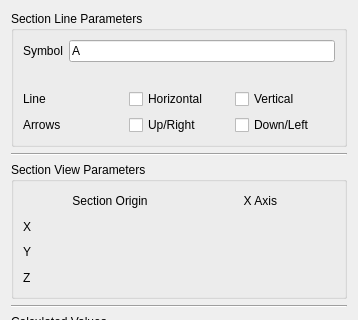
First picture: the form in src/Mod/TechDraw/Gui/TaskSectionView.ui, repository berndhahnebach/All_FreeCAD, before the edit; both pictures show x 0 to 358 and y 0 to 320 of the 358 by 461 pixel window.
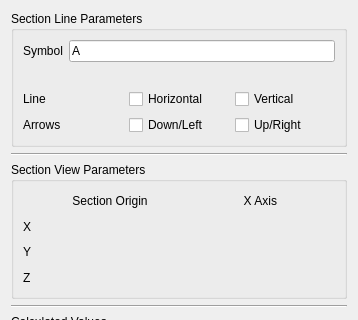
Second picture: the form after the edit. Custom widgets are drawn as their Qt base class.

```diff
--- a/src/Mod/TechDraw/Gui/TaskSectionView.ui
+++ b/src/Mod/TechDraw/Gui/TaskSectionView.ui
@@ -92,14 +92,14 @@
         <item row="1" column="2">
          <widget class="QCheckBox" name="cbReverse">
           <property name="text">
-           <string>Down/Left</string>
+           <string>Up/Right</string>
           </property>
          </widget>
         </item>
         <item row="1" column="1">
          <widget class="QCheckBox" name="cbNormal">
           <property name="text">
-           <string>Up/Right</string>
+           <string>Down/Left</string>
           </property>
          </widget>
         </item>
```
